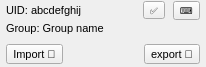
Qt form windows/project_details.ui (sensehawk/qgis_plugin) before a commit.
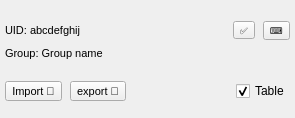
The same form after that commit.

Commit message: Cleaned Sanitize json code and Enable and disable table using checkbox

Patch:
```diff
--- a/windows/project_details.ui
+++ b/windows/project_details.ui
@@ -2,12 +2,15 @@
 <ui version="4.0">
  <class>Form</class>
  <widget class="QWidget" name="Form">
+  <property name="enabled">
+   <bool>true</bool>
+  </property>
   <property name="geometry">
    <rect>
     <x>0</x>
     <y>0</y>
-    <width>206</width>
-    <height>67</height>
+    <width>295</width>
+    <height>118</height>
    </rect>
   </property>
   <property name="sizePolicy">
@@ -25,26 +28,32 @@
   <property name="windowTitle">
    <string>Form</string>
   </property>
-  <layout class="QVBoxLayout" name="verticalLayout">
-   <property name="spacing">
-    <number>8</number>
-   </property>
+  <layout class="QGridLayout" name="gridLayout_3">
    <property name="leftMargin">
-    <number>6</number>
+    <number>5</number>
    </property>
    <property name="topMargin">
-    <number>0</number>
+    <number>5</number>
    </property>
    <property name="rightMargin">
-    <number>6</number>
+    <number>5</number>
    </property>
    <property name="bottomMargin">
     <number>0</number>
    </property>
-   <item>
+   <property name="horizontalSpacing">
+    <number>7</number>
+   </property>
+   <property name="verticalSpacing">
+    <number>5</number>
+   </property>
+   <item row="0" column="0">
     <layout class="QGridLayout" name="gridLayout">
+     <property name="horizontalSpacing">
+      <number>8</number>
+     </property>
      <property name="verticalSpacing">
-      <number>2</number>
+      <number>7</number>
      </property>
      <item row="2" column="0" colspan="2">
       <widget class="QLabel" name="group">
@@ -132,12 +141,33 @@
      </item>
     </layout>
    </item>
-   <item>
+   <item row="1" column="0">
     <layout class="QGridLayout" name="gridLayout_2">
-     <property name="verticalSpacing">
-      <number>6</number>
+     <property name="horizontalSpacing">
+      <number>8</number>
      </property>
-     <item row="0" column="2">
+     <item row="0" column="0">
+      <widget class="QToolButton" name="importButton">
+       <property name="maximumSize">
+        <size>
+         <width>16777215</width>
+         <height>16777215</height>
+        </size>
+       </property>
+       <property name="font">
+        <font>
+         <pointsize>8</pointsize>
+        </font>
+       </property>
+       <property name="text">
+        <string>Import 🛬</string>
+       </property>
+       <property name="shortcut">
+        <string>Ctrl+I</string>
+       </property>
+      </widget>
+     </item>
+     <item row="0" column="1">
       <widget class="QToolButton" name="exportButton">
        <property name="maximumSize">
         <size>
@@ -158,37 +188,29 @@
        </property>
       </widget>
      </item>
-     <item row="0" column="1">
-      <spacer name="horizontalSpacer_2">
+     <item row="0" column="2">
+      <spacer name="horizontalSpacer">
        <property name="orientation">
         <enum>Qt::Horizontal</enum>
        </property>
        <property name="sizeHint" stdset="0">
         <size>
-         <width>94</width>
+         <width>28</width>
          <height>20</height>
         </size>
        </property>
       </spacer>
      </item>
-     <item row="0" column="0">
-      <widget class="QToolButton" name="importButton">
-       <property name="maximumSize">
-        <size>
-         <width>16777215</width>
-         <height>16777215</height>
-        </size>
-       </property>
-       <property name="font">
-        <font>
-         <pointsize>8</pointsize>
-        </font>
+     <item row="0" column="3">
+      <widget class="QCheckBox" name="table_checkbox">
+       <property name="enabled">
+        <bool>true</bool>
        </property>
        <property name="text">
-        <string>Import 🛬</string>
+        <string>Table</string>
        </property>
-       <property name="shortcut">
-        <string>Ctrl+I</string>
+       <property name="checked">
+        <bool>true</bool>
        </property>
       </widget>
      </item>
```
Left out of the diff: 34 changed lines with no effect on the pictures. The commit also changes 3 other files.
